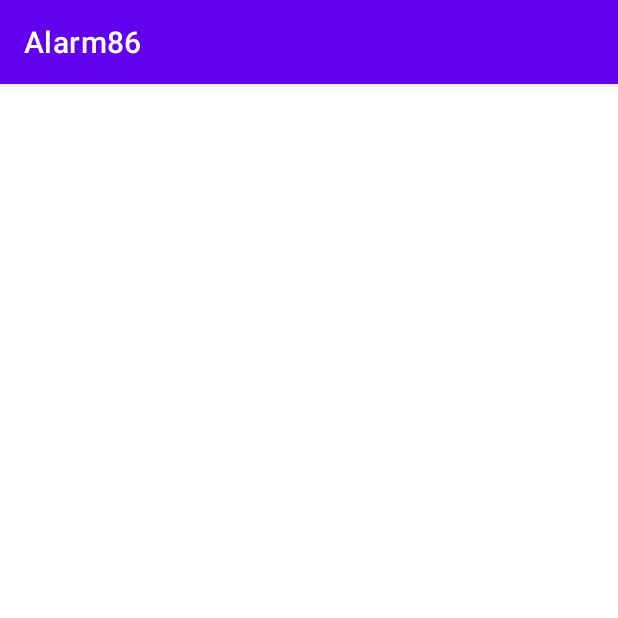
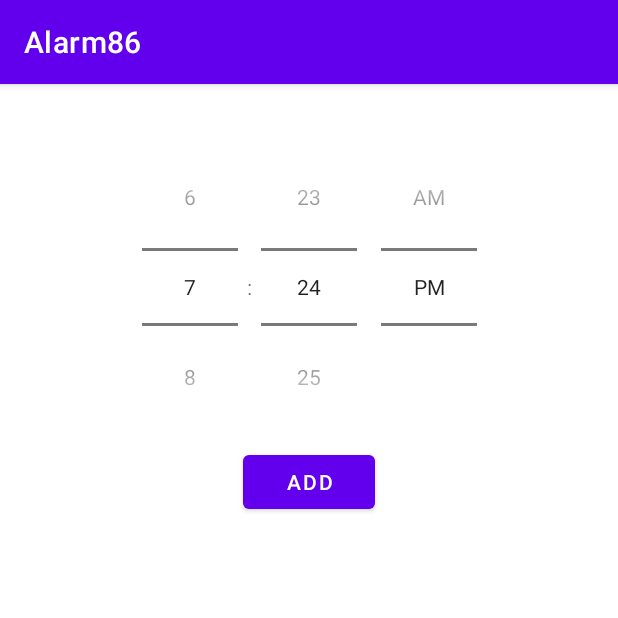
Before and after one commit to Maryino-District/Alarm86, an Android app: the screen it shows after launch (MainActivity), on a phone screen of 412 x 824 dp, the top half of it. Run offline under Robolectric (Android 15) with nearby library versions, the phone set to English and light mode, and no system bars.

Commit message:
feat: Add basic navigation component functionality

```diff
--- a/app/src/main/AndroidManifest.xml
+++ b/app/src/main/AndroidManifest.xml
@@ -1,7 +1,6 @@
 <?xml version="1.0" encoding="utf-8"?>
 <manifest xmlns:android="http://schemas.android.com/apk/res/android"
-    xmlns:tools="http://schemas.android.com/tools"
-    package="com.example.alarm86">
+    xmlns:tools="http://schemas.android.com/tools">
     <uses-permission android:name="android.permission.ACCESS_NETWORK_STATE"/>
     <uses-permission android:name="android.permission.INTERNET"/>
 
@@ -14,7 +13,7 @@
         android:roundIcon="@mipmap/ic_launcher_round"
         android:supportsRtl="true"
         android:theme="@style/Theme.Alarm86"
-        tools:targetApi="31">
+        tools:targetApi="33">
         <activity
             android:name=".ui.MainActivity"
             android:exported="true">
@@ -24,6 +23,7 @@
                 <category android:name="android.intent.category.LAUNCHER" />
             </intent-filter>
         </activity>
+
     </application>
 
 </manifest>
--- a/app/src/main/java/com/example/alarm86/ui/MainActivity.kt
+++ b/app/src/main/java/com/example/alarm86/ui/MainActivity.kt
@@ -4,18 +4,22 @@ import androidx.appcompat.app.AppCompatActivity
 import android.os.Bundle
 import android.util.Log
 import androidx.fragment.app.commit
+import androidx.navigation.NavAction
+import androidx.navigation.Navigation
+import androidx.navigation.fragment.NavHostFragment
 import com.example.alarm86.R
+import com.example.alarm86.databinding.ActivityMainBinding
 import com.example.alarm86.ui.fragments.AlarmManagerFragment
 
 class MainActivity : AppCompatActivity() {
     private val MAIN_ACTIVITY_TAG = "Main_activity_tag"
+    private lateinit var binding: ActivityMainBinding
+
     override fun onCreate(savedInstanceState: Bundle?) {
         super.onCreate(savedInstanceState)
-        setContentView(R.layout.activity_main)
-        supportFragmentManager.commit {
-            add(R.id.fragment_container, AlarmManagerFragment())
-            setReorderingAllowed(true)
-        }
+        binding = ActivityMainBinding.inflate(layoutInflater)
+        setContentView(binding.root)
+
         Log.d(MAIN_ACTIVITY_TAG, "MA: On create")
     }
 }
--- a/app/src/main/java/com/example/alarm86/ui/fragments/AlarmManagerFragment.kt
+++ b/app/src/main/java/com/example/alarm86/ui/fragments/AlarmManagerFragment.kt
@@ -1,19 +1,19 @@
 package com.example.alarm86.ui.fragments
 
-import android.os.Binder
+import android.content.Context
 import android.os.Bundle
 import android.util.Log
 import android.view.LayoutInflater
 import android.view.View
 import android.view.ViewGroup
 import androidx.fragment.app.Fragment
+import androidx.navigation.fragment.NavHostFragment
+import com.example.alarm86.R
 import com.example.alarm86.databinding.FragmentAlarmManagerBinding
 
 class AlarmManagerFragment : Fragment() {
-
-    private val ALARM_MANAGER_FRAGMENT_TAG = "Alarm_manager_tag"
+    private val ALARM_MANAGER_FRAGMENT_TAG = "ALARM_MANAGER_FRAGMENT_TAG"
     private lateinit var binding: FragmentAlarmManagerBinding
-
     override fun onCreateView(
         inflater: LayoutInflater,
         container: ViewGroup?,
@@ -23,4 +23,13 @@ class AlarmManagerFragment : Fragment() {
         binding = FragmentAlarmManagerBinding.inflate(inflater)
         return binding.root
     }
+
+    override fun onViewCreated(view: View, savedInstanceState: Bundle?) {
+        super.onViewCreated(view, savedInstanceState)
+        binding.btnManagerAdd.setOnClickListener {
+            Log.d(ALARM_MANAGER_FRAGMENT_TAG, "AMP: on view Created")
+            NavHostFragment.findNavController(this).navigate(R.id.action_from_manager_to_event)
+        }
+    }
+
 }
--- a/app/src/main/res/layout/activity_main.xml
+++ b/app/src/main/res/layout/activity_main.xml
@@ -1,10 +1,15 @@
 <?xml version="1.0" encoding="utf-8"?>
-<androidx.fragment.app.FragmentContainerView xmlns:android="http://schemas.android.com/apk/res/android"
-    xmlns:app="http://schemas.android.com/apk/res-auto"
-    xmlns:tools="http://schemas.android.com/tools"
-    android:id="@+id/fragment_container"
+<androidx.constraintlayout.widget.ConstraintLayout
+    xmlns:android="http://schemas.android.com/apk/res/android"
     android:layout_width="match_parent"
-    android:layout_height="match_parent"
-    tools:context=".ui.MainActivity">
+    android:layout_height="match_parent">
+    <androidx.fragment.app.FragmentContainerView
+        xmlns:app="http://schemas.android.com/apk/res-auto"
+        android:id="@+id/fragment_container"
+        android:layout_width="match_parent"
+        android:layout_height="match_parent"
+        android:name="androidx.navigation.fragment.NavHostFragment"
+        app:navGraph="@navigation/app_navigation"
+        app:defaultNavHost="true"/>
 
-</androidx.fragment.app.FragmentContainerView>
+</androidx.constraintlayout.widget.ConstraintLayout>
--- /dev/null
+++ b/app/src/main/res/navigation/app_navigation.xml
@@ -0,0 +1,27 @@
+<?xml version="1.0" encoding="utf-8"?>
+<navigation xmlns:android="http://schemas.android.com/apk/res/android"
+    xmlns:app="http://schemas.android.com/apk/res-auto"
+    xmlns:tools="http://schemas.android.com/tools"
+    android:id="@+id/app_navigation"
+    app:startDestination="@id/nav_fragment_alarm_manager">
+
+    <fragment
+        android:id="@+id/nav_fragment_alarm_manager"
+        android:name="com.example.alarm86.ui.fragments.AlarmManagerFragment"
+        tools:layout="@layout/fragment_alarm_manager">
+        <action
+            android:id="@+id/action_from_manager_to_event"
+            app:destination="@+id/nav_fragment_alarm_event"
+        />
+    </fragment>
+
+    <fragment
+        android:id="@+id/nav_fragment_alarm_event"
+        android:name="com.example.alarm86.ui.fragments.AlarmEventFragment"
+        tools:layout="@layout/fragment_alarm_event">
+        <action
+            android:id="@+id/action_from_event_to_manager"
+            app:destination="@+id/nav_fragment_alarm_manager"
+        />
+    </fragment>
+</navigation>
--- a/build.gradle
+++ b/build.gradle
@@ -1,7 +1,7 @@
 // Top-level build file where you can add configuration options common to all sub-projects/modules.
 plugins {
-    id 'com.android.application' version '7.2.1' apply false
-    id 'com.android.library' version '7.2.1' apply false
+    id 'com.android.application' version '7.3.1' apply false
+    id 'com.android.library' version '7.3.1' apply false
     id 'org.jetbrains.kotlin.android' version '1.7.10' apply false
 }
 
--- a/gradle.properties
+++ b/gradle.properties
@@ -21,3 +21,4 @@ kotlin.code.style=official
 # resources declared in the library itself and none from the library's dependencies,
 # thereby reducing the size of the R class for that library
 android.nonTransitiveRClass=true
+android.enableJetifier=true
```
Also changed, not shown: app/build.gradle (+21 -10 lines), app/src/main/java/com/example/alarm86/ui/fragments/AlarmEventFragment.kt (+19 -0 lines), app/src/main/res/layout/fragment_alarm_event.xml (+14 -1 lines), gradle/wrapper/gradle-wrapper.properties.
